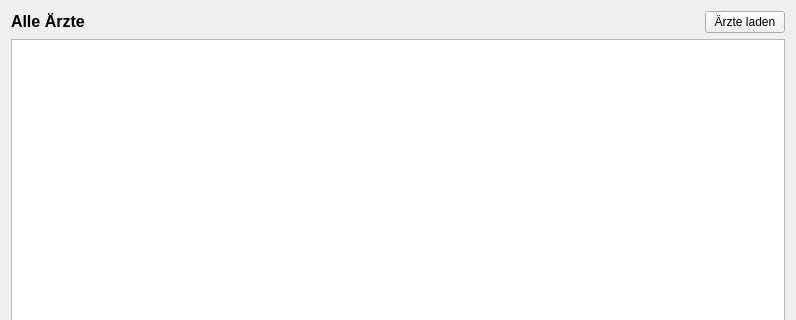
FinrodFelegund/Laborpraktikum, file Project/Client/Client/doctoroverview.ui: the form before one commit; both pictures show x 0 to 796 and y 0 to 320 of the 796 by 547 pixel window.
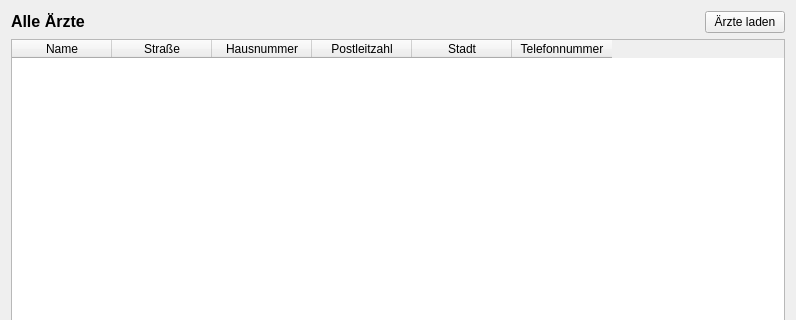
The form after the commit.

Commit message: show docs and appointments on gui tables

Diff of the .ui file:
```diff
--- a/Project/Client/Client/doctoroverview.ui
+++ b/Project/Client/Client/doctoroverview.ui
@@ -28,9 +28,6 @@
      </property>
     </widget>
    </item>
-   <item row="2" column="0" colspan="3">
-    <widget class="QTextEdit" name="docOverview"/>
-   </item>
    <item row="0" column="1">
     <spacer name="horizontalSpacer">
      <property name="orientation">
@@ -44,6 +41,40 @@
      </property>
     </spacer>
    </item>
+   <item row="2" column="0" colspan="3">
+    <widget class="QTableWidget" name="docTable">
+     <column>
+      <property name="text">
+       <string>Name</string>
+      </property>
+     </column>
+     <column>
+      <property name="text">
+       <string>Straße</string>
+      </property>
+     </column>
+     <column>
+      <property name="text">
+       <string>Hausnummer</string>
+      </property>
+     </column>
+     <column>
+      <property name="text">
+       <string>Postleitzahl</string>
+      </property>
+     </column>
+     <column>
+      <property name="text">
+       <string>Stadt</string>
+      </property>
+     </column>
+     <column>
+      <property name="text">
+       <string>Telefonnummer</string>
+      </property>
+     </column>
+    </widget>
+   </item>
   </layout>
  </widget>
  <resources/>
```
The commit also changes 9 other files.
